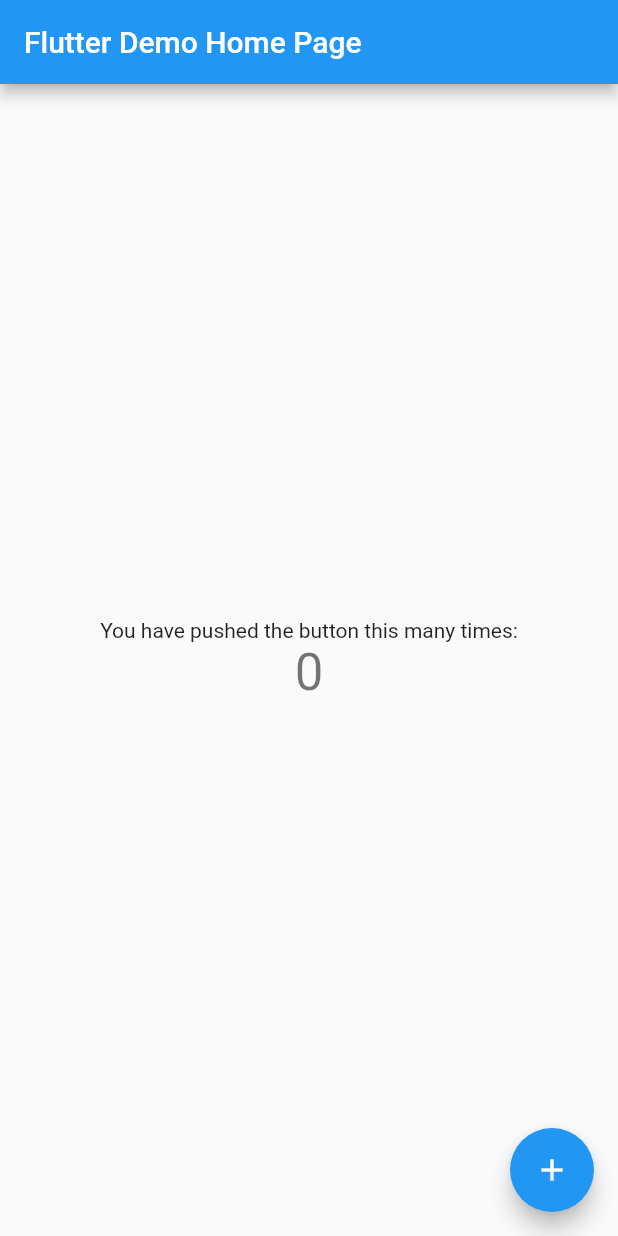
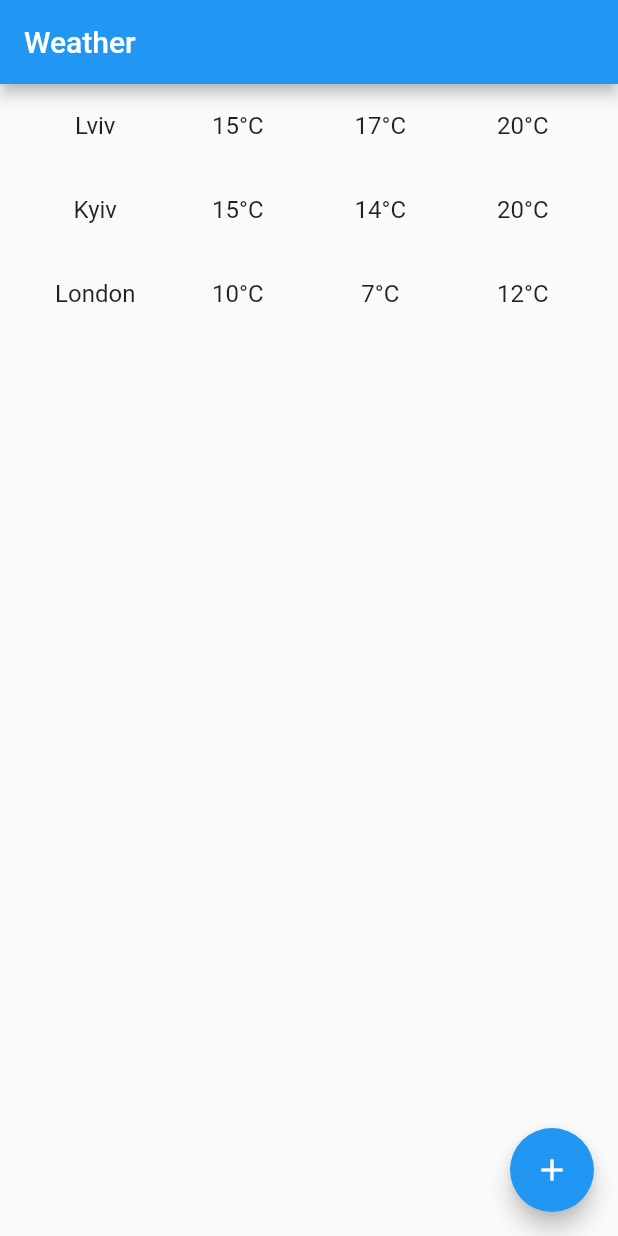
Before and after one commit to mdobosh/WeatherApp, a Flutter app: the screen it shows after launch, on a phone screen of 412 x 824 dp. Run offline on Flutter 3.47's test engine with Material 2 defaults, Android fonts, the phone set to English and light mode, and no system bars.

Commit message:
add: code for main page UI with fake data

```diff
--- /dev/null
+++ b/lib/data/model/city.dart
@@ -0,0 +1,7 @@
+class City {
+  City(this.name, this.latitude, this.longitude);
+
+  final String name;
+  final double latitude;
+  final double longitude;
+}
--- /dev/null
+++ b/lib/data/model/forecast.dart
@@ -0,0 +1,11 @@
+import 'city.dart';
+
+class Forecast {
+  Forecast(this.city, this.temperatureToday, this.temperatureTomorrow,
+      this.temperatureInTwoDays);
+
+  City city;
+  int temperatureToday;
+  int temperatureTomorrow;
+  int temperatureInTwoDays;
+}
--- /dev/null
+++ b/lib/data/remote/forecast_repository.dart
@@ -0,0 +1,12 @@
+import 'package:weather_app/data/model/city.dart';
+import 'package:weather_app/data/model/forecast.dart';
+
+class ForecastRepository {
+  List<Forecast> fetchFakeData() {
+    return [
+      Forecast(City("Lviv", 50.0, 24.0), 15, 17, 20),
+      Forecast(City("Kyiv", 50.0, 30.0), 15, 14, 20),
+      Forecast(City("London", 51.0, 0.0), 10, 7, 12),
+    ];
+  }
+}
--- a/lib/main.dart
+++ b/lib/main.dart
@@ -1,4 +1,5 @@
 import 'package:flutter/material.dart';
+import 'package:weather_app/ui/weather_page.dart';
 
 void main() {
   runApp(MyApp());
@@ -14,54 +15,7 @@ class MyApp extends StatelessWidget {
         primarySwatch: Colors.blue,
         visualDensity: VisualDensity.adaptivePlatformDensity,
       ),
-      home: MyHomePage(title: 'Flutter Demo Home Page'),
+      home: WeatherPage(title: 'Weather'),
     );
   }
 }
-
-class MyHomePage extends StatefulWidget {
-  MyHomePage({Key key, this.title}) : super(key: key);
-
-  final String title;
-
-  @override
-  _MyHomePageState createState() => _MyHomePageState();
-}
-
-class _MyHomePageState extends State<MyHomePage> {
-  int _counter = 0;
-
-  void _incrementCounter() {
-    setState(() {
-      _counter++;
-    });
-  }
-
-  @override
-  Widget build(BuildContext context) {
-    return Scaffold(
-      appBar: AppBar(
-        title: Text(widget.title),
-      ),
-      body: Center(
-        child: Column(
-          mainAxisAlignment: MainAxisAlignment.center,
-          children: <Widget>[
-            Text(
-              'You have pushed the button this many times:',
-            ),
-            Text(
-              '$_counter',
-              style: Theme.of(context).textTheme.headline4,
-            ),
-          ],
-        ),
-      ),
-      floatingActionButton: FloatingActionButton(
-        onPressed: _incrementCounter,
-        tooltip: 'Increment',
-        child: Icon(Icons.add),
-      ),
-    );
-  }
-}
--- /dev/null
+++ b/lib/ui/weather_page.dart
@@ -0,0 +1,64 @@
+import 'package:flutter/material.dart';
+import 'package:weather_app/data/model/forecast.dart';
+import 'package:weather_app/data/remote/forecast_repository.dart';
+
+class WeatherPage extends StatefulWidget {
+  WeatherPage({Key key, this.title}) : super(key: key);
+
+  final String title;
+
+  @override
+  _WeatherPageState createState() => _WeatherPageState();
+}
+
+class _WeatherPageState extends State<WeatherPage> {
+  List<Forecast> _forecasts;
+  ForecastRepository _repository;
+
+  @override
+  void initState() {
+    _repository = ForecastRepository();
+    _forecasts = _repository.fetchFakeData();
+    super.initState();
+  }
+
+  @override
+  Widget build(BuildContext context) {
+    return Scaffold(
+      appBar: AppBar(
+        title: Text(widget.title),
+      ),
+      body: Center(
+          child: ListView.builder(
+              itemCount: _forecasts.length,
+              itemBuilder: (context, index) {
+                return ListTile(
+                  title: Row(
+                      children:
+                          _populateListItemWithForecast(_forecasts[index])),
+                );
+              })),
+      floatingActionButton: FloatingActionButton(
+        child: Icon(Icons.add),
+      ),
+    );
+  }
+
+  List<Widget> _populateListItemWithForecast(Forecast forecast) {
+    return [
+      _getItemPartWidget(forecast.city.name),
+      _getItemPartWidget('${forecast.temperatureToday}°C'),
+      _getItemPartWidget('${forecast.temperatureTomorrow}°C'),
+      _getItemPartWidget('${forecast.temperatureInTwoDays}°C'),
+    ];
+  }
+
+  Widget _getItemPartWidget(String title) {
+    return Expanded(
+      flex: 1,
+      child: Center(
+        child: Text(title),
+      ),
+    );
+  }
+}
```
Also changed, not shown: 1 other file.
